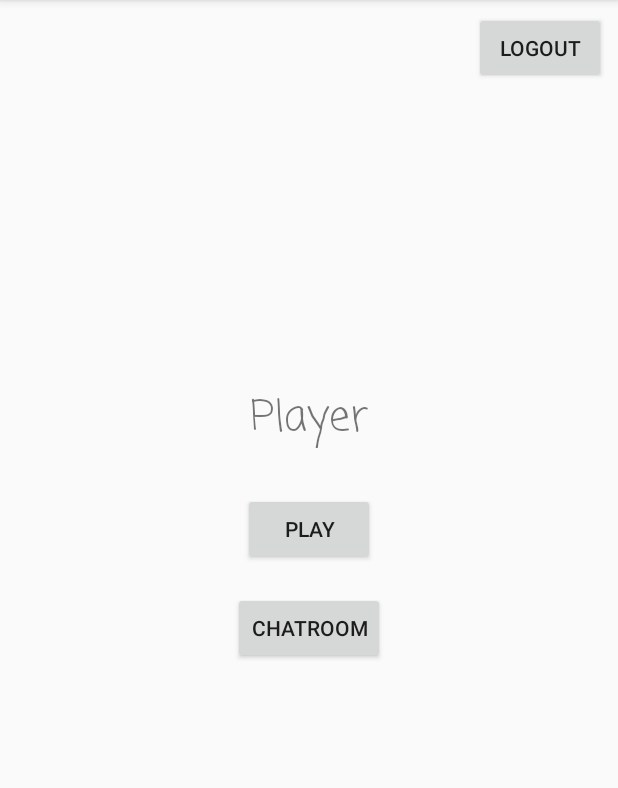
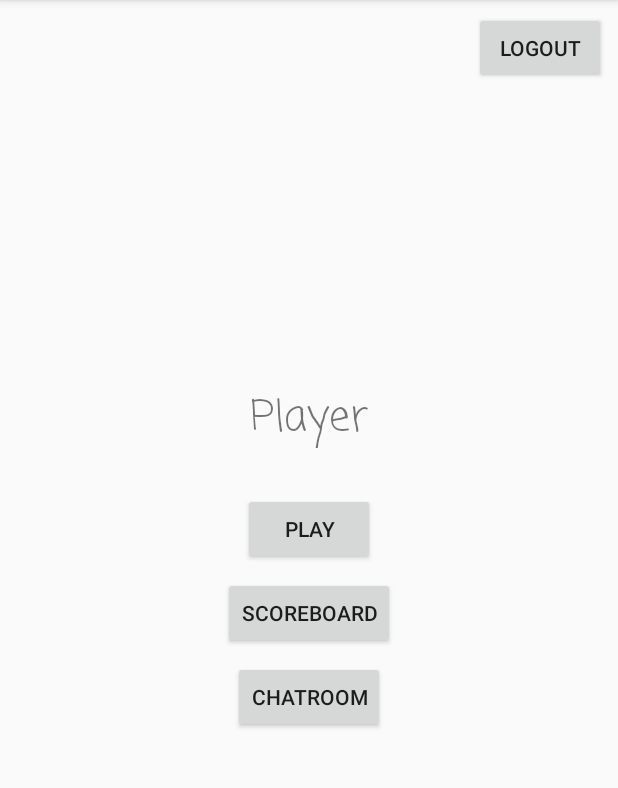
Before and after one commit to smarty0123/TapWinners, an Android app: the screen it shows after launch (MainActivity), on a phone screen of 412 x 824 dp, the part 84-872 px from its top. Run offline under Robolectric (Android 15) with nearby library versions, the phone set to English and light mode, and no system bars; our stand-ins replace CircleImageView; libraries missing offline, so code that uses them is left out: com.facebook, com.facebook.login; 1 statement that could not run was skipped.

Commit message:
sort descend score data

```diff
--- a/TapWinners/app/src/main/java/kmitl/finalproject/nattapon58070036/tapwinners/adapter/ChatAdapter.java
+++ b/TapWinners/app/src/main/java/kmitl/finalproject/nattapon58070036/tapwinners/adapter/ChatAdapter.java
@@ -5,6 +5,7 @@ import android.support.v7.widget.RecyclerView;
 import android.view.LayoutInflater;
 import android.view.View;
 import android.view.ViewGroup;
+import android.widget.Toast;
 
 import com.bumptech.glide.Glide;
 
--- a/TapWinners/app/src/main/java/kmitl/finalproject/nattapon58070036/tapwinners/adapter/ScoreboardAdapter.java
+++ b/TapWinners/app/src/main/java/kmitl/finalproject/nattapon58070036/tapwinners/adapter/ScoreboardAdapter.java
@@ -2,6 +2,7 @@ package kmitl.finalproject.nattapon58070036.tapwinners.adapter;
 
 import android.content.Context;
 import android.support.v7.widget.RecyclerView;
+import android.util.Log;
 import android.view.LayoutInflater;
 import android.view.View;
 import android.view.ViewGroup;
@@ -9,6 +10,7 @@ import android.view.ViewGroup;
 import com.bumptech.glide.Glide;
 
 import java.util.ArrayList;
+import java.util.Collections;
 import java.util.List;
 
 import kmitl.finalproject.nattapon58070036.tapwinners.R;
@@ -31,6 +33,7 @@ public class ScoreboardAdapter extends RecyclerView.Adapter<ScoreboardHolder> {
         this.data = data;
     }
 
+
     @Override
     public ScoreboardHolder onCreateViewHolder(ViewGroup parent, int viewType) {
         View view;
@@ -43,7 +46,7 @@ public class ScoreboardAdapter extends RecyclerView.Adapter<ScoreboardHolder> {
 
     @Override
     public void onBindViewHolder(ScoreboardHolder holder, int position) {
-        holder.rankText.setText(Integer.toString(position+1));
+        holder.rankText.setText(data.size()-position+"");
         Glide.with(context).load(data.get(position).getImgUri()).into(holder.imageView);
         holder.playerNameText.setText(data.get(position).getPlayerName());
         holder.highScoreText.setText(Integer.toString(data.get(position).getScore()));
--- a/TapWinners/app/src/main/res/layout/activity_main.xml
+++ b/TapWinners/app/src/main/res/layout/activity_main.xml
@@ -59,12 +59,23 @@
         android:id="@+id/btnChatRoom"
         android:layout_width="wrap_content"
         android:layout_height="wrap_content"
+        android:layout_marginLeft="8dp"
+        android:layout_marginRight="8dp"
+        android:layout_marginTop="8dp"
         android:text="CHATROOM"
-        android:layout_marginTop="18dp"
-        app:layout_constraintTop_toBottomOf="@+id/btnPlay"
-        android:layout_marginLeft="8dp"
         app:layout_constraintLeft_toLeftOf="parent"
-        android:layout_marginRight="8dp"
         app:layout_constraintRight_toRightOf="parent"
-        app:layout_constraintHorizontal_bias="0.501" />
+        app:layout_constraintTop_toBottomOf="@+id/btnScoreboard" />
+
+    <Button
+        android:id="@+id/btnScoreboard"
+        android:layout_width="wrap_content"
+        android:layout_height="wrap_content"
+        android:layout_marginEnd="8dp"
+        android:layout_marginStart="8dp"
+        android:layout_marginTop="8dp"
+        android:text="scoreboard"
+        app:layout_constraintEnd_toEndOf="parent"
+        app:layout_constraintStart_toStartOf="parent"
+        app:layout_constraintTop_toBottomOf="@+id/btnPlay" />
 </android.support.constraint.ConstraintLayout>
```
Also changed, not shown: TapWinners/app/src/main/java/kmitl/finalproject/nattapon58070036/tapwinners/MainActivity.java (+9 -0 lines), TapWinners/app/src/main/java/kmitl/finalproject/nattapon58070036/tapwinners/ScoreBoardActivity.java (+13 -12 lines).
